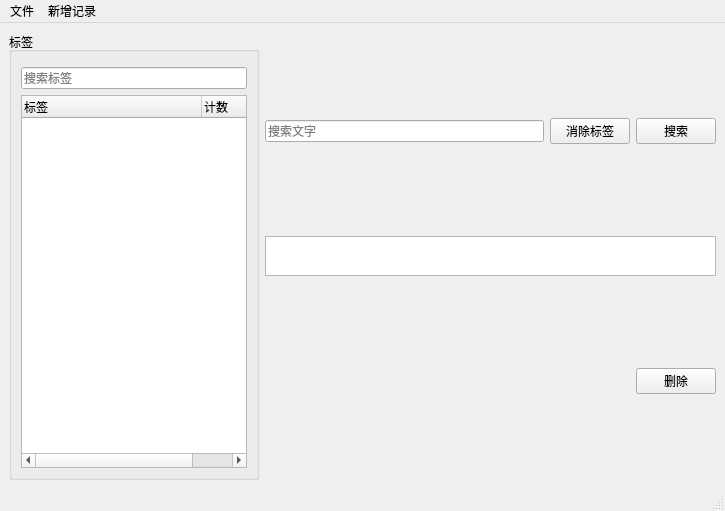
Before: the Qt Designer form labeled_files/main.ui in liyihc/labeled-files, drawn with Qt 5.
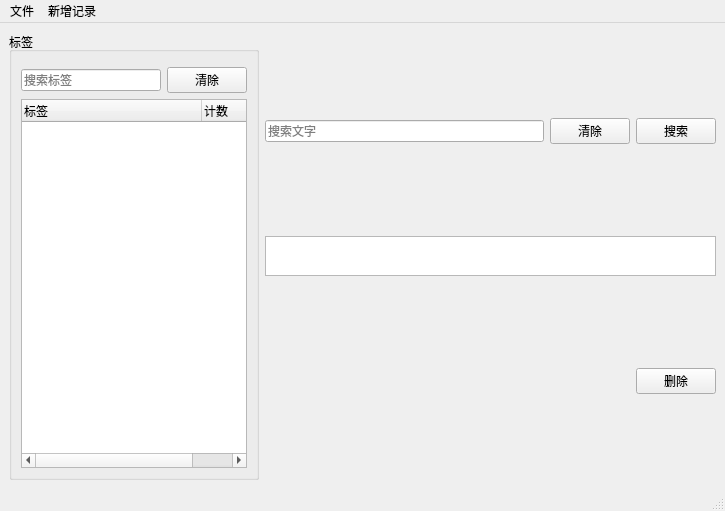
After: the same form once the commit is applied.

Commit message: ver 0.4.3: search tag & right click tag

What changed in the file:
```diff
--- a/labeled_files/main.ui
+++ b/labeled_files/main.ui
@@ -33,6 +33,8 @@
           <widget class="QWidget" name="pinTagWidget" native="true"/>
          </item>
          <item>
+          <layout class="QHBoxLayout" name="horizontalLayout_4">
+           <item>
           <widget class="QLineEdit" name="tagLineEdit">
            <property name="placeholderText">
             <string>搜索标签</string>
@@ -40,6 +42,15 @@
           </widget>
          </item>
          <item>
+            <widget class="QPushButton" name="tagSearchClearPushButton">
+             <property name="text">
+              <string>清除</string>
+             </property>
+            </widget>
+           </item>
+          </layout>
+         </item>
+         <item>
           <widget class="QTreeWidget" name="treeWidget">
            <property name="sizePolicy">
             <sizepolicy hsizetype="Fixed" vsizetype="Expanding">
@@ -91,7 +102,7 @@
           <item>
            <widget class="QPushButton" name="clearSearchPushButton">
             <property name="text">
-             <string>消除标签</string>
+             <string>清除</string>
             </property>
            </widget>
           </item>
```
Lines whose indentation alone changed are shown as unchanged. The commit also changes 3 other files.
